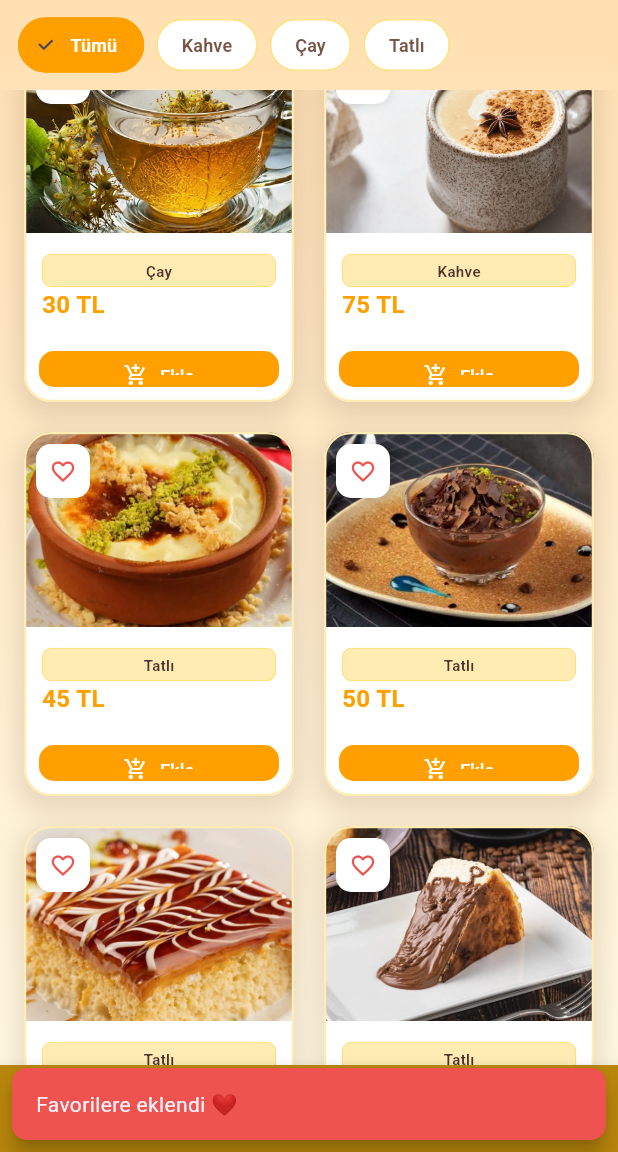
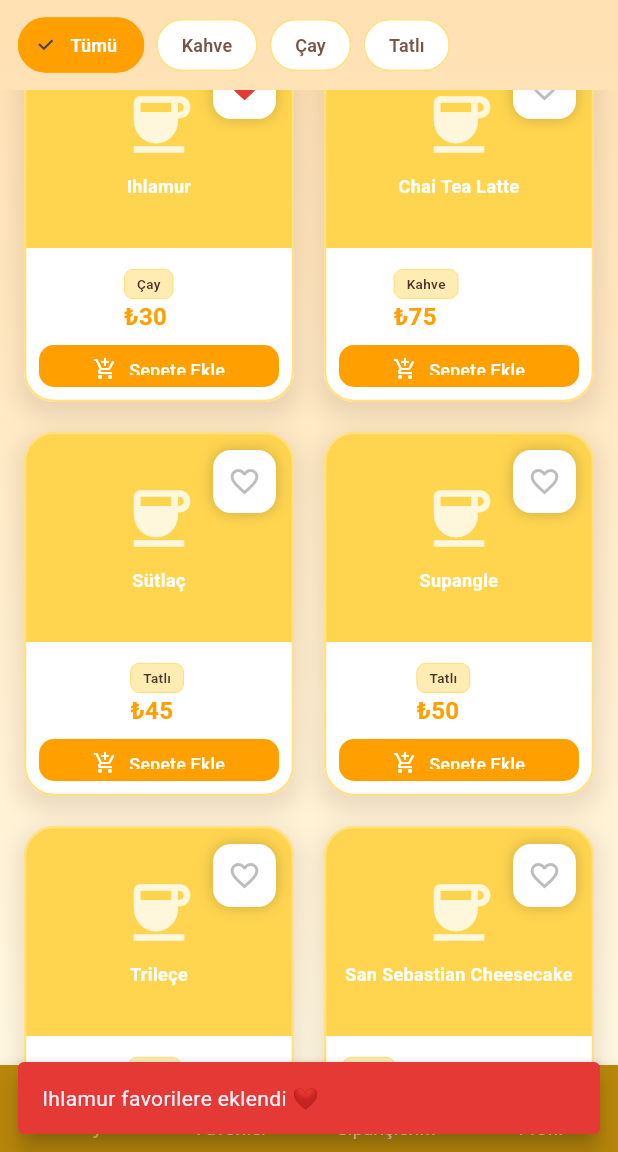
Before and after one commit to Beyza-KaraCE41/mini_cafe_app, a Flutter app: the screen it shows once a user with an empty profile is signed in, scrolled down 576 dp, after a tap on the "favorite outline" icon, on a phone screen of 412 x 824 dp, the part 84-1236 px from its top. Run offline on Flutter 3.47's test engine with Material 3 defaults, Android fonts, the phone set to English and light mode, and no system bars; our stand-ins replace cloud_firestore, firebase_auth, firebase_core; accounts and stored records are empty.

Commit message:
added product_item.dart

```diff
--- a/lib/widgets/product_item.dart
+++ b/lib/widgets/product_item.dart
@@ -1,4 +1,6 @@
 import 'package:flutter/material.dart';
+import 'package:firebase_auth/firebase_auth.dart';
+import 'package:cloud_firestore/cloud_firestore.dart';
 import '../models/product.dart';
 
 class ProductItem extends StatefulWidget {
@@ -21,6 +23,109 @@ class ProductItem extends StatefulWidget {
 
 class _ProductItemState extends State<ProductItem> {
   bool _isHovered = false;
+  late bool _isFavorite = false;
+  final FirebaseFirestore _firestore = FirebaseFirestore.instance;
+
+  @override
+  void initState() {
+    super.initState();
+    _checkFavorite();
+  }
+
+  void _checkFavorite() async {
+    final user = FirebaseAuth.instance.currentUser;
+    if (user != null) {
+      try {
+        DocumentSnapshot doc = await _firestore
+            .collection('users')
+            .doc(user.uid)
+            .collection('favorites')
+            .doc(widget.product.id)
+            .get();
+
+        if (mounted) {
+          setState(() => _isFavorite = doc.exists);
+        }
+      } catch (e) {
+        print('Favori kontrol hatası: $e');
+      }
+    }
+  }
+
+  void _toggleFavorite() async {
+    final user = FirebaseAuth.instance.currentUser;
+    if (user == null) {
+      ScaffoldMessenger.of(context).showSnackBar(
+        const SnackBar(
+          content: Text('Favorilere eklemek için giriş yapmanız gerekiyor'),
+          backgroundColor: Colors.orange,
+        ),
+      );
+      return;
+    }
+
+    try {
+      if (_isFavorite) {
+        // Favorilerden çıkar
+        await _firestore
+            .collection('users')
+            .doc(user.uid)
+            .collection('favorites')
+            .doc(widget.product.id)
+            .delete();
+
+        if (mounted) {
+          setState(() => _isFavorite = false);
+          ScaffoldMessenger.of(context).showSnackBar(
+            SnackBar(
+              content: Text('${widget.product.name} favorilerden kaldırıldı'),
+              backgroundColor: Colors.red.shade600,
+              duration: const Duration(seconds: 1),
+              behavior: SnackBarBehavior.floating,
+              margin: const EdgeInsets.all(12),
+            ),
+          );
+        }
+      } else {
+        // Favorilere ekle
+        await _firestore
+            .collection('users')
+            .doc(user.uid)
+            .collection('favorites')
+            .doc(widget.product.id)
+            .set({
+          'id': widget.product.id,
+          'name': widget.product.name,
+          'price': widget.product.price,
+          'category': widget.product.category,
+          'imagePath': widget.product.imagePath,
+          'stock': widget.product.stock,
+          'addedAt': FieldValue.serverTimestamp(),
+        });
+
+        if (mounted) {
+          setState(() => _isFavorite = true);
+          ScaffoldMessenger.of(context).showSnackBar(
+            SnackBar(
+              content: Text('${widget.product.name} favorilere eklendi ❤️'),
+              backgroundColor: Colors.red.shade600,
+              duration: const Duration(seconds: 1),
+              behavior: SnackBarBehavior.floating,
+              margin: const EdgeInsets.all(12),
+            ),
+          );
+        }
+      }
+    } catch (e) {
+      print('Favori kaydetme hatası: $e');
+      ScaffoldMessenger.of(context).showSnackBar(
+        SnackBar(
+          content: Text('Hata: $e'),
+          backgroundColor: Colors.red,
+        ),
+      );
+    }
+  }
 
   @override
   Widget build(BuildContext context) {
@@ -30,13 +135,13 @@ class _ProductItemState extends State<ProductItem> {
       child: AnimatedContainer(
         duration: const Duration(milliseconds: 300),
         decoration: BoxDecoration(
-          borderRadius: BorderRadius.circular(18),
+          borderRadius: BorderRadius.circular(20),
           boxShadow: [
             BoxShadow(
-              color: Colors.brown.withOpacity(_isHovered ? 0.4 : 0.18),
-              blurRadius: _isHovered ? 28 : 14,
+              color: Colors.brown.withOpacity(_isHovered ? 0.35 : 0.15),
+              blurRadius: _isHovered ? 30 : 12,
               spreadRadius: _isHovered ? 4 : 0,
-              offset: Offset(0, _isHovered ? 14 : 6),
+              offset: Offset(0, _isHovered ? 16 : 6),
             ),
           ],
         ),
@@ -44,112 +149,104 @@ class _ProductItemState extends State<ProductItem> {
           elevation: 0,
           color: Colors.white,
           shape: RoundedRectangleBorder(
-            borderRadius: BorderRadius.circular(18),
+            borderRadius: BorderRadius.circular(20),
             side: BorderSide(
-              color: _isHovered ? Colors.amber.shade500 : Colors.amber.shade100,
-              width: _isHovered ? 3 : 1.5,
+              color: _isHovered ? Colors.amber.shade600 : Colors.amber.shade200,
+              width: _isHovered ? 2.5 : 1.5,
             ),
           ),
           child: AnimatedScale(
-            scale: _isHovered ? 1.04 : 1.0,
+            scale: _isHovered ? 1.05 : 1.0,
             duration: const Duration(milliseconds: 300),
             child: Column(
               children: [
-                // Image Section - FIX OVERFLOW
+                // 🖼️ IMAGE SECTION
                 ClipRRect(
                   borderRadius: const BorderRadius.only(
-                    topLeft: Radius.circular(18),
-                    topRight: Radius.circular(18),
+                    topLeft: Radius.circular(20),
+                    topRight: Radius.circular(20),
                   ),
                   child: Stack(
                     children: [
-                      // Image Container
+                      // PLACEHOLDER IMAGE
                       Container(
-                        height: 130,
+                        height: 140,
                         width: double.infinity,
-                        color: Colors.grey.shade100,
-                        child: Image.asset(
-                          widget.product.imagePath,
-                          fit: BoxFit.cover,
-                          errorBuilder: (context, error, stackTrace) {
-                            return Container(
-                              color: Colors.grey.shade50,
+                        color: Colors.amber.shade300,
                         child: Center(
                           child: Column(
                             mainAxisAlignment: MainAxisAlignment.center,
                             children: [
                               Icon(
-                                      Icons.image_outlined,
-                                      size: 32,
-                                      color: Colors.grey.shade300,
+                                Icons.coffee,
+                                size: 50,
+                                color: Colors.white.withOpacity(0.8),
                               ),
-                                    const SizedBox(height: 4),
-                                    Text(
-                                      'Görsel Yok',
-                                      style: TextStyle(
-                                        fontSize: 10,
-                                        color: Colors.grey.shade400,
-                                        fontWeight: FontWeight.w500,
+                              const SizedBox(height: 8),
+                              Padding(
+                                padding:
+                                    const EdgeInsets.symmetric(horizontal: 8),
+                                child: Text(
+                                  widget.product.name,
+                                  textAlign: TextAlign.center,
+                                  maxLines: 2,
+                                  overflow: TextOverflow.ellipsis,
+                                  style: const TextStyle(
+                                    color: Colors.white,
+                                    fontWeight: FontWeight.bold,
+                                    fontSize: 12,
+                                  ),
                                 ),
                               ),
                             ],
                           ),
                         ),
-                            );
-                          },
-                        ),
                       ),
 
-                      // Favorite Icon - Top Left
+                      // ❤️ FAVORITE BUTTON
                       Positioned(
-                        top: 8,
-                        left: 8,
+                        top: 12,
+                        right: 12,
                         child: GestureDetector(
-                          onTap: () {
-                            ScaffoldMessenger.of(context).showSnackBar(
-                              SnackBar(
-                                content: const Text('Favorilere eklendi ❤️'),
-                                duration: const Duration(seconds: 2),
-                                backgroundColor: Colors.red.shade400,
-                                behavior: SnackBarBehavior.floating,
-                                margin: const EdgeInsets.all(8),
-                                shape: RoundedRectangleBorder(
-                                  borderRadius: BorderRadius.circular(10),
-                                ),
-                              ),
-                            );
-                          },
-                          child: Container(
-                            width: 36,
-                            height: 36,
+                          onTap: _toggleFavorite,
+                          child: AnimatedContainer(
+                            duration: const Duration(milliseconds: 300),
+                            width: 42,
+                            height: 42,
                             decoration: BoxDecoration(
                               color: Colors.white,
-                              borderRadius: BorderRadius.circular(10),
+                              borderRadius: BorderRadius.circular(12),
                               boxShadow: [
                                 BoxShadow(
-                                  color: Colors.black.withOpacity(0.15),
-                                  blurRadius: 6,
+                                  color: Colors.black.withOpacity(0.2),
+                                  blurRadius: 8,
                                 ),
                               ],
                             ),
+                            child: Center(
                               child: Icon(
-                              Icons.favorite_outline,
-                              color: Colors.red.shade400,
-                              size: 18,
+                                _isFavorite
+                                    ? Icons.favorite
+                                    : Icons.favorite_border,
+                                color: _isFavorite
+                                    ? Colors.red.shade600
+                                    : Colors.grey.shade400,
+                                size: 22,
+                              ),
                             ),
                           ),
                         ),
                       ),
 
-                      // Out of Stock Overlay
+                      // 🚫 OUT OF STOCK OVERLAY
                       if (widget.product.stock == 0)
                         Container(
-                          color: Colors.black.withOpacity(0.5),
+                          color: Colors.black.withOpacity(0.6),
                           child: Center(
                             child: Container(
                               padding: const EdgeInsets.symmetric(
                                 horizontal: 16,
-                                vertical: 8,
+                                vertical: 10,
                               ),
                               decoration: BoxDecoration(
                                 color: Colors.red.shade600,
@@ -161,15 +258,15 @@ class _ProductItemState extends State<ProductItem> {
                                   Icon(
                                     Icons.block,
                                     color: Colors.white,
-                                    size: 16,
+                                    size: 18,
                                   ),
-                                  SizedBox(width: 6),
+                                  SizedBox(width: 8),
                                   Text(
                                     'Tükendi',
                                     style: TextStyle(
                                       color: Colors.white,
                                       fontWeight: FontWeight.bold,
-                                      fontSize: 12,
+                                      fontSize: 13,
                                     ),
                                   ),
                                 ],
@@ -181,7 +278,7 @@ class _ProductItemState extends State<ProductItem> {
                   ),
                 ),
 
-                // Content Section - NO OVERFLOW
+                // 📝 CONTENT SECTION
                 Expanded(
                   child: Padding(
                     padding: const EdgeInsets.symmetric(
@@ -192,7 +289,7 @@ class _ProductItemState extends State<ProductItem> {
                       crossAxisAlignment: CrossAxisAlignment.start,
                       mainAxisAlignment: MainAxisAlignment.spaceBetween,
                       children: [
-                        // Product Name - Fixed
+                        // PRODUCT NAME
                         Flexible(
                           child: Text(
                             widget.product.name,
@@ -208,13 +305,11 @@ class _ProductItemState extends State<ProductItem> {
                         ),
                         const SizedBox(height: 4),
 
-                        // Category Badge
-                        SizedBox(
-                          height: 22,
-                          child: Container(
+                        // CATEGORY BADGE
+                        Container(
                           padding: const EdgeInsets.symmetric(
                             horizontal: 8,
-                              vertical: 2,
+                            vertical: 3,
                           ),
                           decoration: BoxDecoration(
                             color: Colors.amber.shade100,
@@ -224,11 +319,10 @@ class _ProductItemState extends State<ProductItem> {
                               width: 0.5,
                             ),
                           ),
-                            child: Center(
                           child: Text(
                             widget.product.category,
                             style: TextStyle(
-                                  fontSize: 10,
+                              fontSize: 9,
                               color: Colors.brown.shade800,
                               fontWeight: FontWeight.w600,
                             ),
@@ -236,14 +330,12 @@ class _ProductItemState extends State<ProductItem> {
                             overflow: TextOverflow.ellipsis,
                           ),
                         ),
-                          ),
-                        ),
 
                         const Spacer(),
 
-                        // Price
+                        // PRICE
                         Text(
-                          '${widget.product.price.toStringAsFixed(0)} TL',
+                          '₺${widget.product.price.toString()}',
                           style: TextStyle(
                             fontSize: 16,
                             fontWeight: FontWeight.bold,
@@ -255,9 +347,9 @@ class _ProductItemState extends State<ProductItem> {
                   ),
                 ),
 
-                // Action Button Section - NO OVERFLOW
+                // 🛒 ACTION BUTTON
                 SizedBox(
-                  height: 44,
+                  height: 48,
                   child: Padding(
                     padding: const EdgeInsets.all(10),
                     child: widget.product.quantity == 0
@@ -293,7 +385,7 @@ class _ProductItemState extends State<ProductItem> {
                               icon:
                                   const Icon(Icons.add_shopping_cart, size: 16),
                               label: const Text(
-                                'Ekle',
+                                'Sepete Ekle',
                                 style: TextStyle(fontSize: 12),
                               ),
                               style: ElevatedButton.styleFrom(
```
Lines whose indentation alone changed are shown as unchanged.
